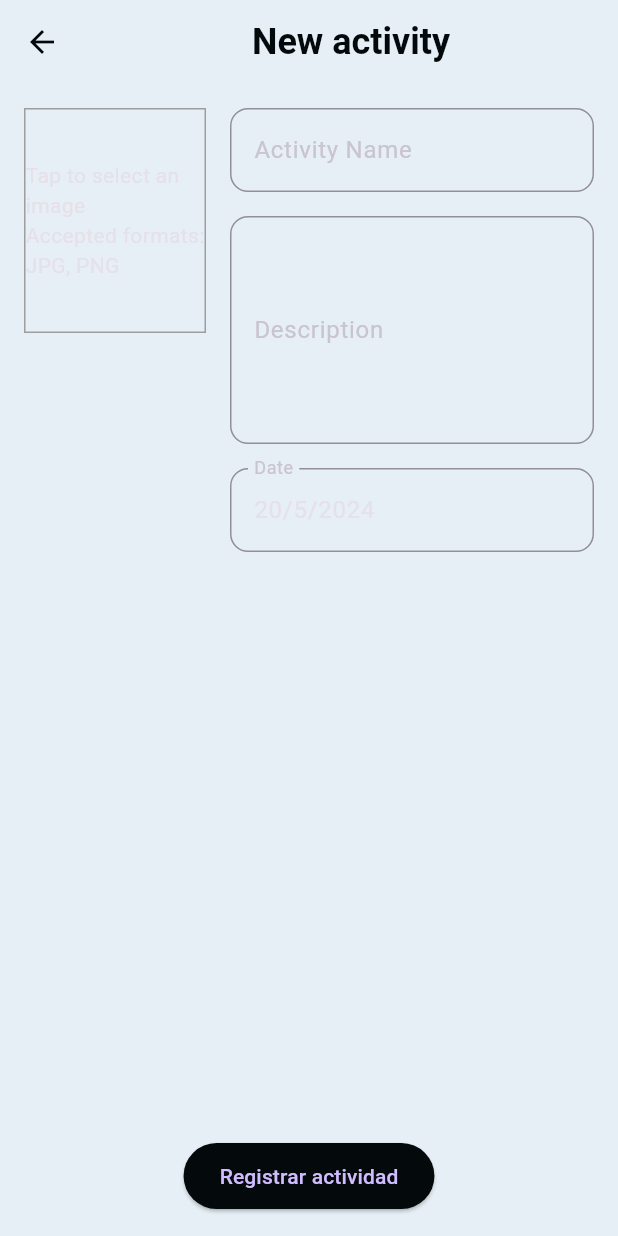
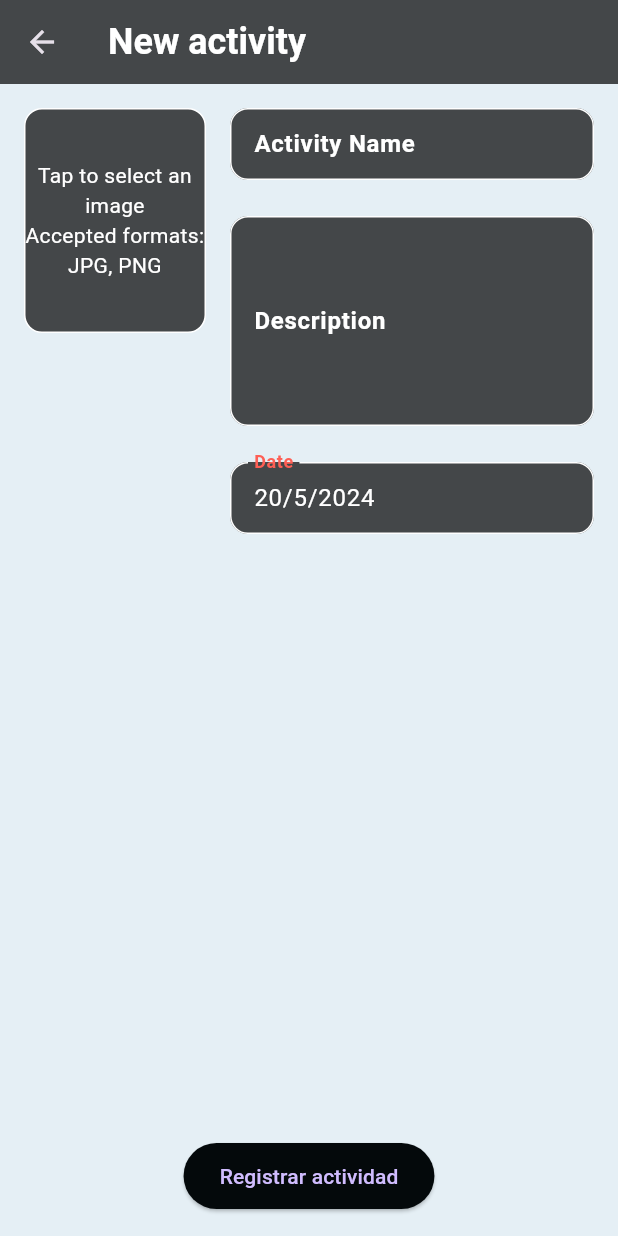
Before and after one commit to borjafernandez35/ea_g2_proyecto_fronted, a Flutter app: the NewActivityScreen screen opened directly with empty values, on a phone screen of 412 x 824 dp. Run offline on Flutter 3.47's test engine with Material 3 defaults, Android fonts, the phone set to English and light mode, and no system bars; our stand-ins replace dio, flutter_rating_bar, get, get_storage, google_nav_bar, image_picker and 2 more; accounts and stored records are empty.

Commit message:
Modificación rango fechas actividades y estilo formulario

```diff
--- a/lib/Screens/new_activity.dart
+++ b/lib/Screens/new_activity.dart
@@ -9,10 +9,9 @@ import 'package:spotfinder/Services/UserService.dart';
 
 class NewActivityScreen extends StatefulWidget {
   @override
-
   final VoidCallback onUpdate;
 
-  const NewActivityScreen({required this.onUpdate });
+  const NewActivityScreen({required this.onUpdate});
 
   _NewActivityScreenState createState() => _NewActivityScreenState();
 }
@@ -54,9 +53,9 @@ class _NewActivityScreenState extends State<NewActivityScreen> {
   Future<void> _selectDate(BuildContext context) async {
     final DateTime? picked = await showDatePicker(
       context: context,
-      initialDate: _selectedDate,
-      firstDate: DateTime(2000),
-      lastDate: DateTime(2101),
+      initialDate: DateTime.now(),
+      firstDate: DateTime.now(),
+      lastDate: DateTime.now().add(const Duration(days: 365 * 2)),
     );
     if (picked != null && picked != _selectedDate) {
       setState(() {
@@ -84,29 +83,19 @@ class _NewActivityScreenState extends State<NewActivityScreen> {
     }
   }
 
-
   @override
   Widget build(BuildContext context) {
     return Scaffold(
       appBar: AppBar(
-        backgroundColor: Pallete.whiteColor,
-        title: const Center(
-          child: Text(
+        title: const Text(
           'New activity',
           style: TextStyle(
-              color: Pallete.backgroundColor,
+            color: Colors.white,
             fontSize: 24,
             fontWeight: FontWeight.bold,
           ),
         ),
-        ),
-        elevation: 0,
-        leading: IconButton(
-          icon: const Icon(Icons.arrow_back, color: Pallete.backgroundColor),
-          onPressed: () {
-            Get.back();
-          },
-        ),
+        backgroundColor: Colors.black.withOpacity(0.7),
       ),
       body: Padding(
         padding: const EdgeInsets.all(16.0),
@@ -127,11 +116,16 @@ class _NewActivityScreenState extends State<NewActivityScreen> {
                               ? Container(
                                   height: 150,
                                   decoration: BoxDecoration(
-                                    border: Border.all(color: Colors.grey),
+                                    color: Colors.black.withOpacity(0.7),
+                                    borderRadius: BorderRadius.circular(12),
+                                    border: Border.all(color: Colors.white),
                                   ),
                                   child: const Center(
                                     child: Text(
-                                        'Tap to select an image\nAccepted formats: JPG, PNG'),
+                                      'Tap to select an image\nAccepted formats: JPG, PNG',
+                                      textAlign: TextAlign.center,
+                                      style: TextStyle(color: Colors.white),
+                                    ),
                                   ),
                                 )
                               : Image.file(_image!, height: 150),
@@ -148,10 +142,31 @@ class _NewActivityScreenState extends State<NewActivityScreen> {
                           controller: _nameController,
                           decoration: InputDecoration(
                             labelText: 'Activity Name',
+                            labelStyle: const TextStyle(
+                              color: Colors.white,
+                              fontWeight: FontWeight.bold,
+                            ),
+                            fillColor: Colors.black.withOpacity(0.7),
+                            filled: true,
+                            contentPadding: const EdgeInsets.symmetric(vertical: 10.0, horizontal: 12.0),
                             border: OutlineInputBorder(
                               borderRadius: BorderRadius.circular(12),
+                              borderSide: const BorderSide(color: Colors.white),
+                            ),
+                            enabledBorder: OutlineInputBorder(
+                              borderRadius: BorderRadius.circular(12),
+                              borderSide: const BorderSide(color: Colors.white),
+                            ),
+                            focusedBorder: OutlineInputBorder(
+                              borderRadius: BorderRadius.circular(12),
+                              borderSide: const BorderSide(color: Pallete.salmonColor),
+                            ),
+                            floatingLabelStyle: const TextStyle(
+                              color: Pallete.salmonColor,
+                              fontWeight: FontWeight.bold,
                             ),
                           ),
+                          style: const TextStyle(color: Colors.white),
                           validator: (value) {
                             if (value == null || value.isEmpty) {
                               return 'Please enter the activity name';
@@ -159,16 +174,37 @@ class _NewActivityScreenState extends State<NewActivityScreen> {
                             return null;
                           },
                         ),
-                        const SizedBox(height: 16),
+                        const SizedBox(height: 24),
                         TextFormField(
                           controller: _descriptionController,
                           maxLines: 5,
                           decoration: InputDecoration(
                             labelText: 'Description',
+                            labelStyle: const TextStyle(
+                              color: Colors.white,
+                              fontWeight: FontWeight.bold,
+                            ),
+                            fillColor: Colors.black.withOpacity(0.7),
+                            filled: true,
+                            contentPadding: const EdgeInsets.symmetric(vertical: 10.0, horizontal: 12.0),
                             border: OutlineInputBorder(
                               borderRadius: BorderRadius.circular(12),
+                              borderSide: const BorderSide(color: Colors.white),
+                            ),
+                            enabledBorder: OutlineInputBorder(
+                              borderRadius: BorderRadius.circular(12),
+                              borderSide: const BorderSide(color: Colors.white),
+                            ),
+                            focusedBorder: OutlineInputBorder(
+                              borderRadius: BorderRadius.circular(12),
+                              borderSide: const BorderSide(color: Pallete.salmonColor),
+                            ),
+                            floatingLabelStyle: const TextStyle(
+                              color: Pallete.salmonColor,
+                              fontWeight: FontWeight.bold,
                             ),
                           ),
+                          style: const TextStyle(color: Colors.white),
                           validator: (value) {
                             if (value == null || value.isEmpty) {
                               return 'Please enter a description';
@@ -176,22 +212,39 @@ class _NewActivityScreenState extends State<NewActivityScreen> {
                             return null;
                           },
                         ),
-                        const SizedBox(height: 16),
-                        Row(
-                          children: [
-                            Expanded(
-                              child: TextFormField(
+                        const SizedBox(height: 24),
+                        TextFormField(
                           readOnly: true,
                           controller: TextEditingController(
-                                  text:
-                                      '${_selectedDate.day}/${_selectedDate.month}/${_selectedDate.year}',
+                            text: '${_selectedDate.day}/${_selectedDate.month}/${_selectedDate.year}',
                           ),
                           decoration: InputDecoration(
                             labelText: 'Date',
+                            labelStyle: const TextStyle(
+                              color: Colors.white,
+                              fontWeight: FontWeight.bold,
+                            ),
+                            fillColor: Colors.black.withOpacity(0.7),
+                            filled: true,
+                            contentPadding: const EdgeInsets.symmetric(vertical: 10.0, horizontal: 12.0),
                             border: OutlineInputBorder(
                               borderRadius: BorderRadius.circular(12),
+                              borderSide: const BorderSide(color: Colors.white),
+                            ),
+                            enabledBorder: OutlineInputBorder(
+                              borderRadius: BorderRadius.circular(12),
+                              borderSide: const BorderSide(color: Colors.white),
+                            ),
+                            focusedBorder: OutlineInputBorder(
+                              borderRadius: BorderRadius.circular(12),
+                              borderSide: const BorderSide(color: Pallete.salmonColor),
+                            ),
+                            floatingLabelStyle: const TextStyle(
+                              color: Pallete.salmonColor,
+                              fontWeight: FontWeight.bold,
                             ),
                           ),
+                          style: const TextStyle(color: Colors.white),
                           onTap: () => _selectDate(context),
                           validator: (value) {
                             if (value == null || value.isEmpty) {
@@ -200,21 +253,18 @@ class _NewActivityScreenState extends State<NewActivityScreen> {
                             return null;
                           },
                         ),
-                            ),
-                          ],
-                        ),
                       ],
                     ),
                   ),
                 ],
               ),
-              Spacer(),
+              const Spacer(),
               ElevatedButton(
                 onPressed: _submitForm,
-                child: Text('Registrar actividad'),
+                child: const Text('Registrar actividad'),
                 style: ElevatedButton.styleFrom(
                   backgroundColor: Pallete.backgroundColor,
-                  padding: EdgeInsets.symmetric(horizontal: 24, vertical: 12),
+                  padding: const EdgeInsets.symmetric(horizontal: 24, vertical: 12),
                 ),
               ),
             ],
```
Lines whose indentation alone changed are shown as unchanged.
